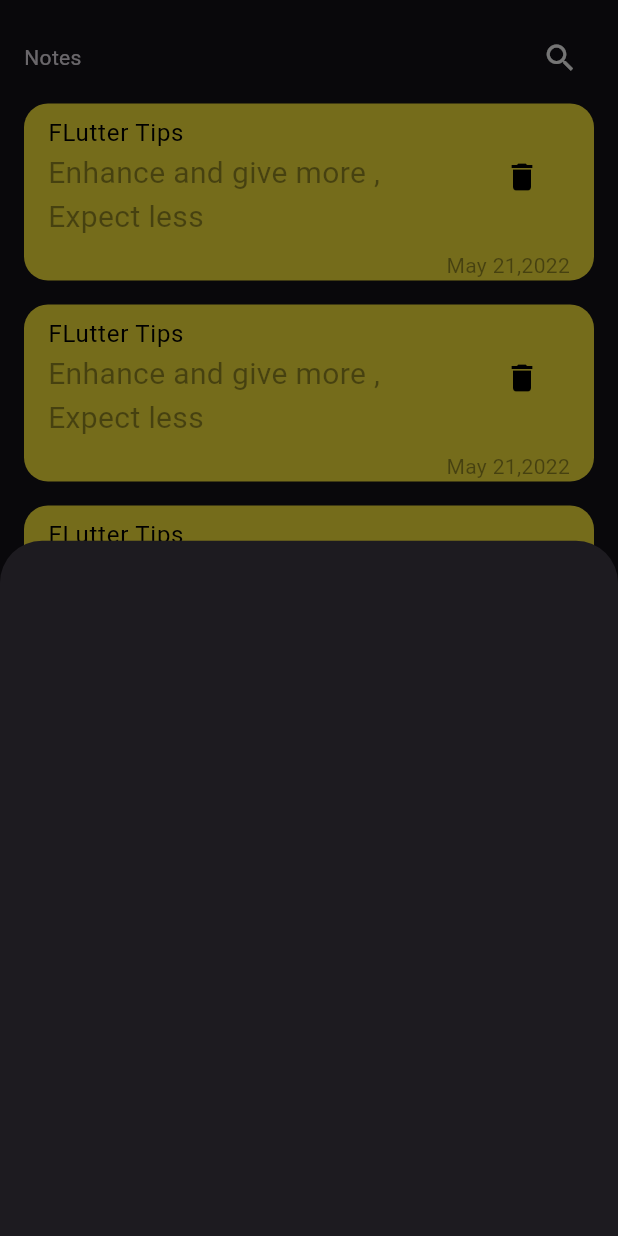
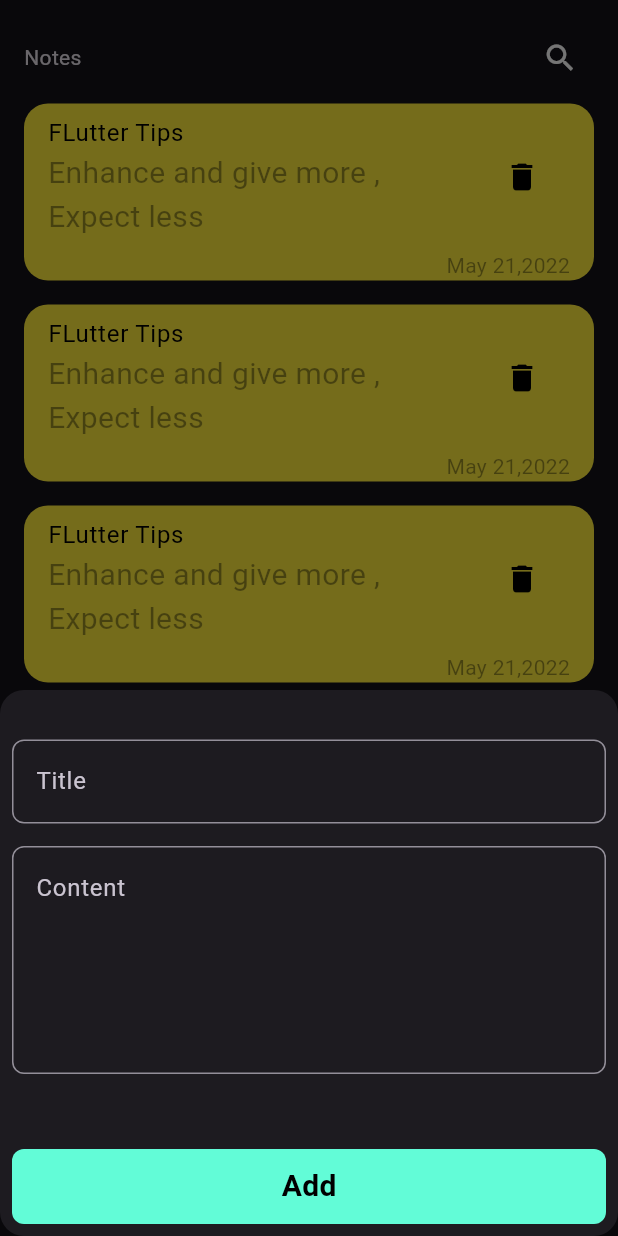
Before and after one commit to Mahmoudali17/Note-App, a Flutter app: the screen it shows after launch, after a tap on the "add" icon, on a phone screen of 412 x 824 dp. Run offline on Flutter 3.47's test engine with Material 3 defaults, Android fonts, the phone set to English and light mode, and no system bars; Roboto replaces fonts that are missing (Poppins).

Commit message:
Finish Add Note Bottom Sheet

```diff
--- /dev/null
+++ b/lib/Constants/Constants.dart
@@ -0,0 +1,5 @@
+
+
+import 'dart:ui';
+
+const KPrimaryColor = Color(0xff62FCD7);
--- a/lib/Views/Home-View.dart
+++ b/lib/Views/Home-View.dart
@@ -10,9 +10,15 @@ class HomeView extends StatelessWidget{
   Widget build(BuildContext context) {
    return Scaffold(
      floatingActionButton: FloatingActionButton(onPressed: (){
-       showModalBottomSheet(context: context, builder: (context){
-         return AddNoteBottomSheet();
-       });
+       showModalBottomSheet(
+         context: context,
+         builder: (context){
+            return AddNoteBottomSheet();
+         },
+         shape: RoundedRectangleBorder(
+           borderRadius: BorderRadius.circular(16) ,
+       ) ,
+       );
      } ,
        child: const Icon(Icons.add),
      ),
--- a/lib/Widgets/Add_Note_Bottom_Sheet.dart
+++ b/lib/Widgets/Add_Note_Bottom_Sheet.dart
@@ -1,10 +1,28 @@
 import 'package:flutter/cupertino.dart';
+import 'package:flutter/material.dart';
+import 'package:note_app_test/Constants/Constants.dart';
+import 'package:note_app_test/Widgets/Custom_Text_Field.dart';
+import 'Custom_BottomSheet_Button.dart';
 
 class AddNoteBottomSheet extends StatelessWidget{
   @override
   Widget build(BuildContext context) {
     return
-      Container()
+      Padding(
+        padding: const EdgeInsets.all(8.0),
+        child: SingleChildScrollView(
+          child: Column(
+            children: [
+              const SizedBox(height: 25,),
+              CustomTextField(hintText: "Title",),
+              const SizedBox(height: 15,),
+              CustomTextField(hintText: "Content",maxLines: 5,),
+              const SizedBox(height: 50,),
+              CustomButton(),
+            ],
+          ),
+        ),
+      )
     ;
   }
 }
--- /dev/null
+++ b/lib/Widgets/Custom_BottomSheet_Button.dart
@@ -0,0 +1,24 @@
+import 'package:flutter/cupertino.dart';
+import 'package:flutter/material.dart';
+import '../Constants/Constants.dart';
+
+class CustomButton extends StatelessWidget{
+  @override
+  Widget build(BuildContext context) {
+    return
+      Container(
+        width: MediaQuery.of(context).size.width,
+        height: 50,
+        decoration: BoxDecoration(
+          color: KPrimaryColor,
+          borderRadius: BorderRadius.circular(8),
+        ),
+        child: const Center(child: Text("Add",style: TextStyle(
+          color: Colors.black,
+          fontWeight: FontWeight.bold,
+          fontSize: 20,
+        ),),),
+      )
+    ;
+  }
+}
--- /dev/null
+++ b/lib/Widgets/Custom_Text_Field.dart
@@ -0,0 +1,25 @@
+import 'package:flutter/cupertino.dart';
+import 'package:flutter/material.dart';
+import 'package:note_app_test/Constants/Constants.dart';
+
+class CustomTextField extends StatelessWidget{
+  CustomTextField({required this.hintText,this.maxLines = 1});
+  String hintText;
+  int maxLines;
+  @override
+  Widget build(BuildContext context) {
+   return
+     TextField(
+       cursorColor: KPrimaryColor,
+       maxLines: maxLines,
+       decoration: InputDecoration(
+         hintText: hintText,
+         border: OutlineInputBorder(
+           borderRadius: BorderRadius.circular(8) ,
+         ) ,
+       ),
+     )
+     ;
+  }
+
+}
```
